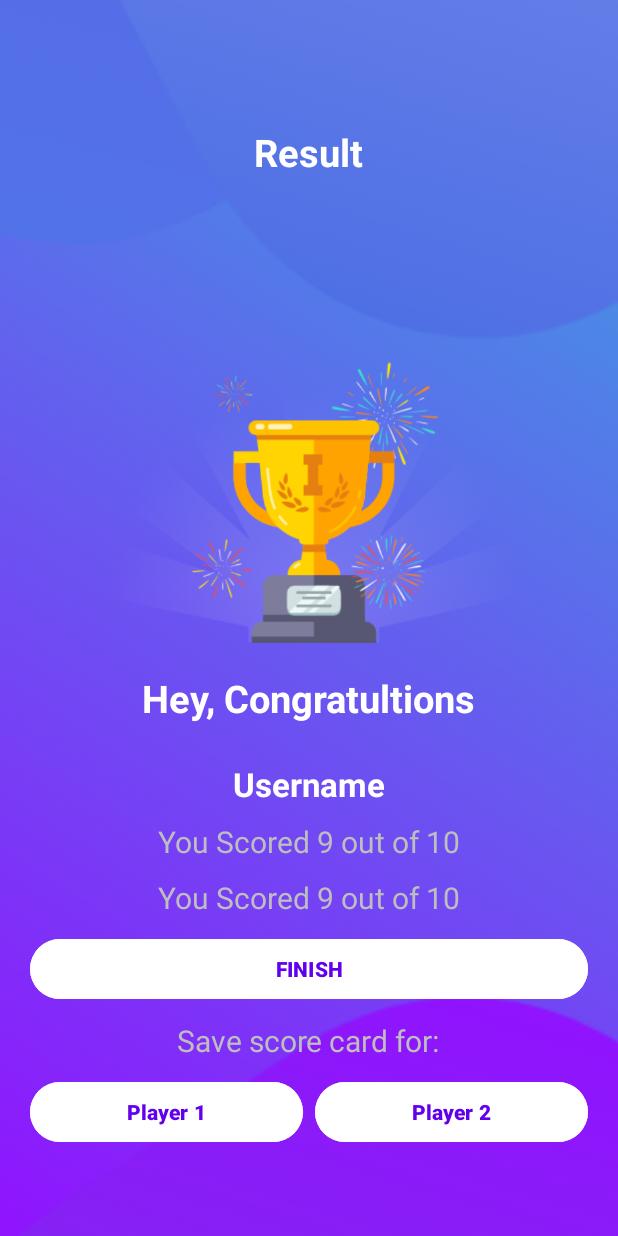
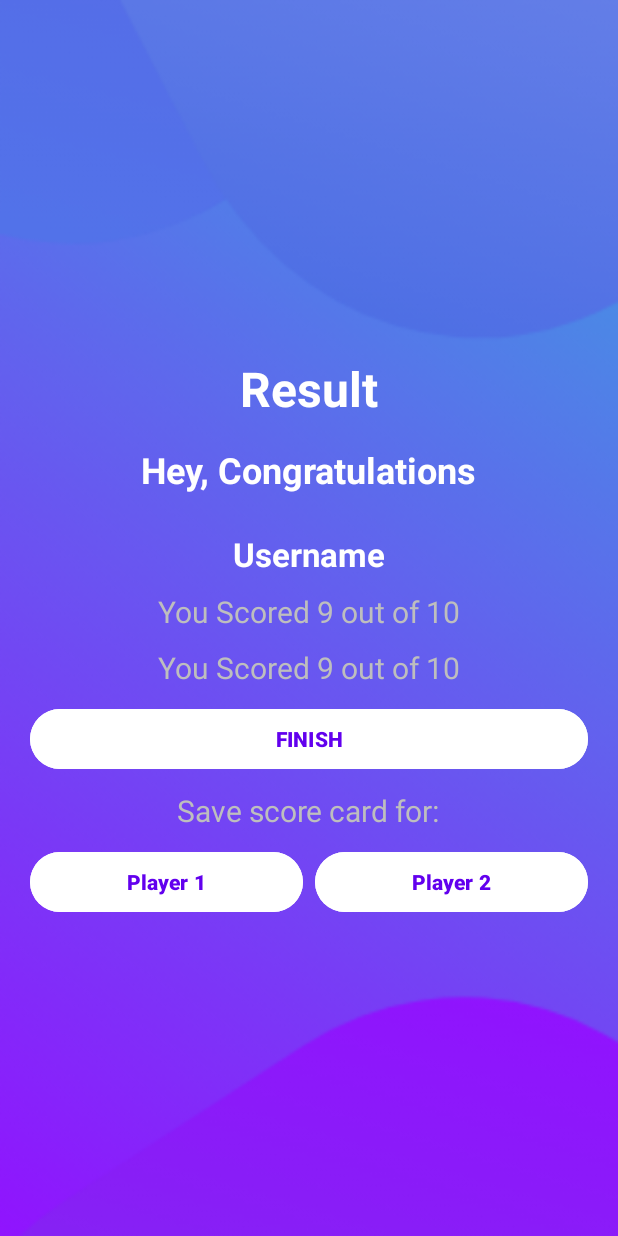
Before and after one commit to chayan-dev/Quizzy, an Android app: the layout fragment_result.xml on its own in the app's theme, with its tools: preview values and no code run, on a phone screen of 412 x 824 dp. Run offline under Robolectric (Android 15) with nearby library versions, the phone set to English and light mode, and no system bars.

Commit message:
result fragment UI handling

```diff
--- a/app/src/main/java/com/example/quizzy/QuestionFragment.kt
+++ b/app/src/main/java/com/example/quizzy/QuestionFragment.kt
@@ -50,14 +50,15 @@ class QuestionFragment : Fragment() {
 
     viewModel.currentPosition.observe(viewLifecycleOwner, Observer {
       if((it+1)%2 == 0){
-        binding.tvPlayer.text = "For ${viewModel.playerName2}"
+        binding.tvPlayer.text = "Question for ${viewModel.playerName2} :"
       }else{
-        binding.tvPlayer.text = "For ${viewModel.playerName1}"
+        binding.tvPlayer.text = "Question For ${viewModel.playerName1} :"
       }
     })
 
     binding.btnSubmit.setOnClickListener {
       if(binding.btnSubmit.text == "FINISH"){
+        viewModel.calculateCorrectAns()
         findNavController().navigate(R.id.action_questionFragment_to_resultFragment)
       }
       else{
--- a/app/src/main/res/layout/fragment_result.xml
+++ b/app/src/main/res/layout/fragment_result.xml
@@ -16,24 +16,25 @@
     android:layout_marginTop="25dp"
     android:text="Result"
     android:textColor="@color/white"
-    android:textSize="25sp"
+    android:textSize="32sp"
     android:textStyle="bold"/>
 
-  <ImageView
-    android:id="@+id/tv_trophy"
-    android:layout_width="wrap_content"
-    android:layout_height="313dp"
-    android:contentDescription="image"
-    android:src="@drawable/ic_trophy" />
+<!--  <ImageView-->
+<!--    android:id="@+id/tv_trophy"-->
+<!--    android:layout_width="wrap_content"-->
+<!--    android:layout_height="200dp"-->
+<!--    android:visibility="gone"-->
+<!--    android:contentDescription="image"-->
+<!--    android:src="@drawable/ic_trophy" />-->
 
   <TextView
     android:layout_width="wrap_content"
     android:layout_height="wrap_content"
     android:id="@+id/tv_congo"
     android:layout_marginTop="16dp"
-    android:text="Hey, Congratultions"
+    android:text="Hey, Congratulations"
     android:textColor="@color/white"
-    android:textSize="25dp"
+    android:textSize="24dp"
     android:textStyle="bold"/>
 
   <TextView
--- a/app/src/main/res/navigation/nav_graph.xml
+++ b/app/src/main/res/navigation/nav_graph.xml
@@ -3,7 +3,7 @@
   xmlns:app="http://schemas.android.com/apk/res-auto"
   xmlns:tools="http://schemas.android.com/tools"
   android:id="@+id/nav_graph.xml"
-  app:startDestination="@id/questionFragment">
+  app:startDestination="@id/homeFragment">
 
   <fragment
     android:id="@+id/questionFragment"
```
Also changed, not shown: app/src/main/java/com/example/quizzy/MainViewModel.kt (+26 -6 lines), app/src/main/java/com/example/quizzy/ResultFragment.kt (+22 -0 lines).
